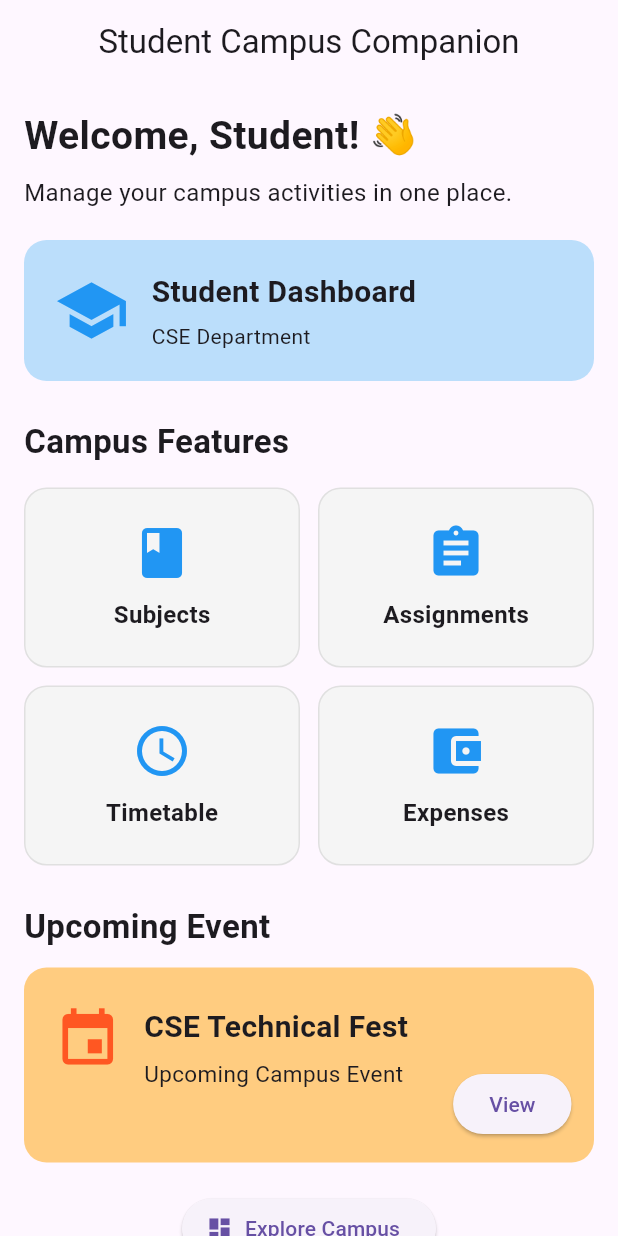
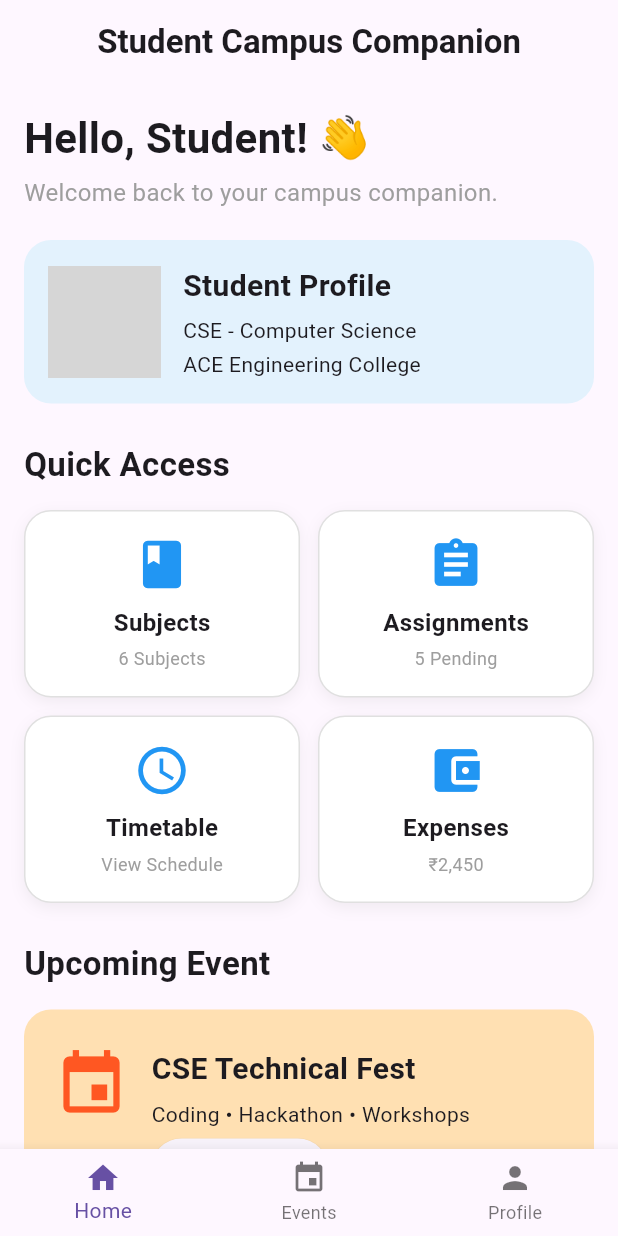
Before and after one commit to samalavennela2006-svg/Student_Campus_Companion, a Flutter app: the screen it shows after launch, on a phone screen of 412 x 824 dp. Run offline on Flutter 3.47's test engine with Material 3 defaults, Android fonts, the phone set to English and light mode, and no system bars; network calls fail; grey boxes are pictures that could not be loaded.

Commit message:
2B: Enhanced Student Campus Companion UI

```diff
--- a/lib/main.dart
+++ b/lib/main.dart
@@ -12,71 +12,91 @@ class StudentCampusCompanionApp extends StatelessWidget {
     return MaterialApp(
       debugShowCheckedModeBanner: false,
       title: 'Student Campus Companion',
-      home: Scaffold(
+      home: const HomePage(),
+    );
+  }
+}
+
+class HomePage extends StatelessWidget {
+  const HomePage({super.key});
+
+  @override
+  Widget build(BuildContext context) {
+    return Scaffold(
       appBar: AppBar(
-          title: const Text('Student Campus Companion'),
+        title: const Text(
+          'Student Campus Companion',
+          style: TextStyle(fontWeight: FontWeight.bold),
+        ),
         centerTitle: true,
       ),
 
       body: SingleChildScrollView(
         child: Padding(
-            padding: const EdgeInsets.all(16.0),
-
+          padding: const EdgeInsets.all(16),
           child: Column(
             crossAxisAlignment: CrossAxisAlignment.start,
             children: [
 
               // Welcome section
               const Text(
-                  'Welcome, Student! 👋',
+                'Hello, Student! 👋',
                 style: TextStyle(
-                    fontSize: 26,
+                  fontSize: 28,
                   fontWeight: FontWeight.bold,
                 ),
               ),
 
-                const SizedBox(height: 8),
+              const SizedBox(height: 5),
 
               const Text(
-                  'Manage your campus activities in one place.',
+                'Welcome back to your campus companion.',
                 style: TextStyle(
                   fontSize: 16,
+                  color: Colors.grey,
                 ),
               ),
 
               const SizedBox(height: 20),
 
-                // Student information card
+              // Student profile card
               Container(
                 width: double.infinity,
-                  padding: const EdgeInsets.all(20),
+                padding: const EdgeInsets.all(16),
                 decoration: BoxDecoration(
-                    borderRadius: BorderRadius.circular(15),
-                    color: Colors.blue.shade100,
+                  borderRadius: BorderRadius.circular(18),
+                  color: Colors.blue.shade50,
                 ),
 
                 child: Row(
                   children: [
-                      const Icon(
-                        Icons.school,
-                        size: 50,
-                        color: Colors.blue,
+
+                    // Image widget
+                    ClipOval(
+                      child: Image.network(
+                        'https://i.pravatar.cc/150?img=47',
+                        width: 75,
+                        height: 75,
+                        fit: BoxFit.cover,
+                      ),
                     ),
 
                     const SizedBox(width: 15),
 
-                      Column(
+                    const Column(
                       crossAxisAlignment: CrossAxisAlignment.start,
-                        children: const [
+                      children: [
                         Text(
-                            'Student Dashboard',
+                          'Student Profile',
                           style: TextStyle(
                             fontSize: 20,
                             fontWeight: FontWeight.bold,
                           ),
                         ),
                         SizedBox(height: 5),
-                          Text('CSE Department'),
+                        Text('CSE - Computer Science'),
+                        SizedBox(height: 3),
+                        Text('ACE Engineering College'),
                       ],
                     ),
                   ],
@@ -86,7 +106,7 @@ class StudentCampusCompanionApp extends StatelessWidget {
               const SizedBox(height: 25),
 
               const Text(
-                  'Campus Features',
+                'Quick Access',
                 style: TextStyle(
                   fontSize: 22,
                   fontWeight: FontWeight.bold,
@@ -95,22 +115,22 @@ class StudentCampusCompanionApp extends StatelessWidget {
 
               const SizedBox(height: 15),
 
-                // Feature cards using Row and Column
+              // First row
               Row(
                 children: [
                   Expanded(
-                      child: featureCard(
+                    child: campusCard(
                       Icons.book,
                       'Subjects',
+                      '6 Subjects',
                     ),
                   ),
-
                   const SizedBox(width: 12),
-
                   Expanded(
-                      child: featureCard(
+                    child: campusCard(
                       Icons.assignment,
                       'Assignments',
+                      '5 Pending',
                     ),
                   ),
                 ],
@@ -118,21 +138,22 @@ class StudentCampusCompanionApp extends StatelessWidget {
 
               const SizedBox(height: 12),
 
+              // Second row
               Row(
                 children: [
                   Expanded(
-                      child: featureCard(
+                    child: campusCard(
                       Icons.schedule,
                       'Timetable',
+                      'View Schedule',
                     ),
                   ),
-
                   const SizedBox(width: 12),
-
                   Expanded(
-                      child: featureCard(
+                    child: campusCard(
                       Icons.account_balance_wallet,
                       'Expenses',
+                      '₹2,450',
                     ),
                   ),
                 ],
@@ -140,7 +161,7 @@ class StudentCampusCompanionApp extends StatelessWidget {
 
               const SizedBox(height: 25),
 
-                // Stack example
+              // Upcoming event
               const Text(
                 'Upcoming Event',
                 style: TextStyle(
@@ -149,16 +170,17 @@ class StudentCampusCompanionApp extends StatelessWidget {
                 ),
               ),
 
-                const SizedBox(height: 12),
+              const SizedBox(height: 15),
 
               Stack(
                 children: [
+
                   Container(
                     width: double.infinity,
-                      height: 130,
+                    height: 150,
                     decoration: BoxDecoration(
-                        borderRadius: BorderRadius.circular(15),
-                        color: Colors.orange.shade200,
+                      borderRadius: BorderRadius.circular(18),
+                      color: Colors.orange.shade100,
                     ),
                   ),
 
@@ -167,13 +189,13 @@ class StudentCampusCompanionApp extends StatelessWidget {
                     top: 25,
                     child: Icon(
                       Icons.event,
-                        size: 45,
+                      size: 50,
                       color: Colors.deepOrange,
                     ),
                   ),
 
                   const Positioned(
-                      left: 80,
+                    left: 85,
                     top: 25,
                     child: Text(
                       'CSE Technical Fest',
@@ -185,30 +207,72 @@ class StudentCampusCompanionApp extends StatelessWidget {
                   ),
 
                   const Positioned(
-                      left: 80,
+                    left: 85,
                     top: 60,
                     child: Text(
-                        'Upcoming Campus Event',
+                      'Coding • Hackathon • Workshops',
                       style: TextStyle(
-                          fontSize: 15,
+                        fontSize: 14,
                       ),
                     ),
                   ),
 
                   Positioned(
-                      right: 15,
-                      bottom: 15,
+                    left: 85,
+                    bottom: 20,
                     child: ElevatedButton(
                       onPressed: () {},
-                        child: const Text('View'),
+                      child: const Text('View Event'),
                     ),
                   ),
                 ],
               ),
 
-                const SizedBox(height: 20),
+              const SizedBox(height: 25),
 
-                // Button
+              // Today's reminder
+              Container(
+                width: double.infinity,
+                padding: const EdgeInsets.all(18),
+                decoration: BoxDecoration(
+                  borderRadius: BorderRadius.circular(18),
+                  color: Colors.green.shade50,
+                ),
+
+                child: Row(
+                  children: [
+                    Icon(
+                      Icons.notifications_active,
+                      size: 35,
+                      color: Colors.green.shade700,
+                    ),
+
+                    const SizedBox(width: 15),
+
+                    const Expanded(
+                      child: Column(
+                        crossAxisAlignment: CrossAxisAlignment.start,
+                        children: [
+                          Text(
+                            'Today\'s Reminder',
+                            style: TextStyle(
+                              fontSize: 18,
+                              fontWeight: FontWeight.bold,
+                            ),
+                          ),
+                          SizedBox(height: 5),
+                          Text(
+                            'Submit your Flutter Lab assignment.',
+                          ),
+                        ],
+                      ),
+                    ),
+                  ],
+                ),
+              ),
+
+              const SizedBox(height: 25),
+
               Center(
                 child: ElevatedButton.icon(
                   onPressed: () {},
@@ -216,24 +280,56 @@ class StudentCampusCompanionApp extends StatelessWidget {
                   label: const Text('Explore Campus'),
                 ),
               ),
+
+              const SizedBox(height: 15),
             ],
           ),
         ),
       ),
+
+      // Bottom navigation-style section
+      bottomNavigationBar: BottomNavigationBar(
+        currentIndex: 0,
+        items: const [
+          BottomNavigationBarItem(
+            icon: Icon(Icons.home),
+            label: 'Home',
+          ),
+          BottomNavigationBarItem(
+            icon: Icon(Icons.event),
+            label: 'Events',
+          ),
+          BottomNavigationBarItem(
+            icon: Icon(Icons.person),
+            label: 'Profile',
+          ),
+        ],
       ),
     );
   }
 
-  // Reusable feature card
-  static Widget featureCard(IconData icon, String title) {
+  static Widget campusCard(
+    IconData icon,
+    String title,
+    String subtitle,
+  ) {
     return Container(
-      height: 120,
+      height: 125,
+      padding: const EdgeInsets.all(15),
+
       decoration: BoxDecoration(
-        color: Colors.grey.shade100,
-        borderRadius: BorderRadius.circular(15),
+        color: Colors.white,
+        borderRadius: BorderRadius.circular(18),
         border: Border.all(
           color: Colors.grey.shade300,
         ),
+        boxShadow: [
+          BoxShadow(
+            color: Colors.grey.withOpacity(0.15),
+            blurRadius: 8,
+            offset: const Offset(0, 3),
+          ),
+        ],
       ),
 
       child: Column(
@@ -241,11 +337,11 @@ class StudentCampusCompanionApp extends StatelessWidget {
         children: [
           Icon(
             icon,
-            size: 40,
+            size: 38,
             color: Colors.blue,
           ),
 
-          const SizedBox(height: 10),
+          const SizedBox(height: 8),
 
           Text(
             title,
@@ -254,6 +350,16 @@ class StudentCampusCompanionApp extends StatelessWidget {
               fontWeight: FontWeight.bold,
             ),
           ),
+
+          const SizedBox(height: 4),
+
+          Text(
+            subtitle,
+            style: const TextStyle(
+              fontSize: 12,
+              color: Colors.grey,
+            ),
+          ),
         ],
       ),
     );
```
Also changed, not shown: 1 other file. Lines whose indentation alone changed are shown as unchanged.
